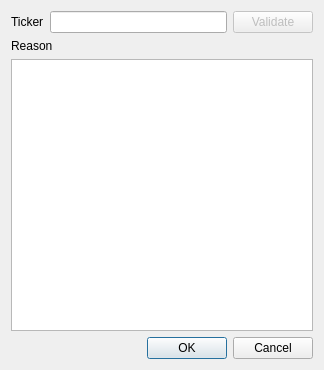
This is UI/NewStockWindow.ui in colaisr/algotrader as Qt 5 draws it before an edit. The edited form follows.
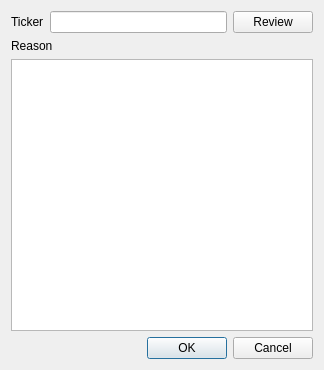
This is the edited form.

Commit message: description added to the main UI

Patch:
```diff
--- a/UI/NewStockWindow.ui
+++ b/UI/NewStockWindow.ui
@@ -31,10 +31,10 @@
        <item>
         <widget class="QPushButton" name="btnValidate">
          <property name="enabled">
-          <bool>false</bool>
+          <bool>true</bool>
          </property>
          <property name="text">
-          <string>Validate</string>
+          <string>Review</string>
          </property>
         </widget>
        </item>
```
The commit also changes 7 other files.
